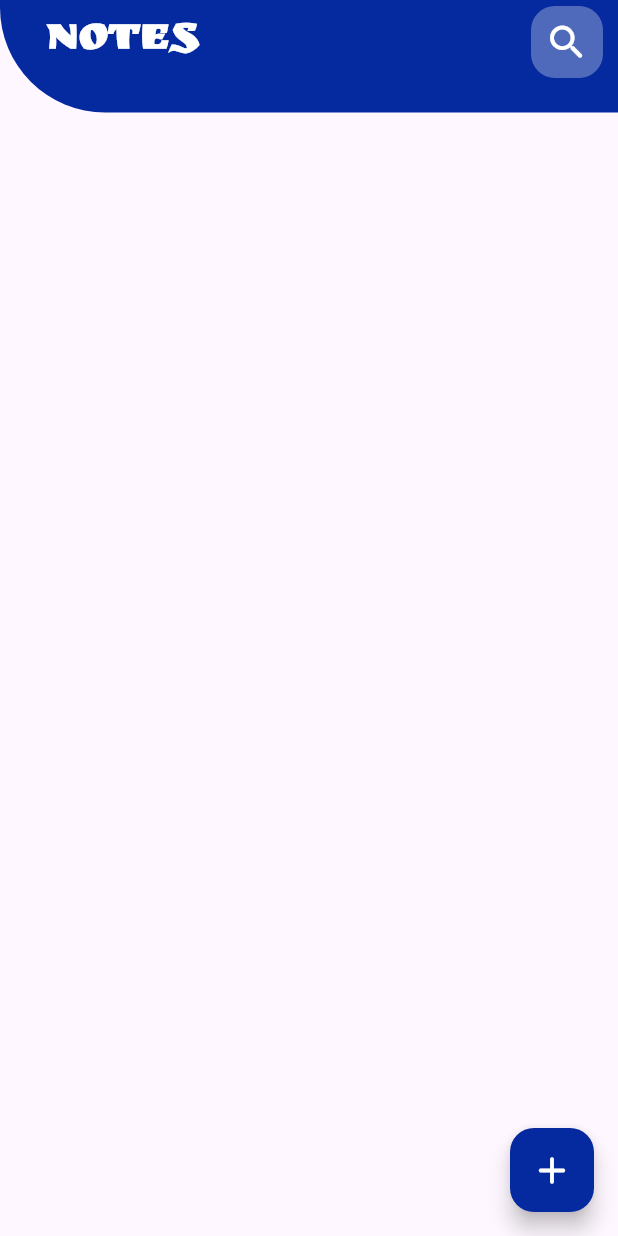
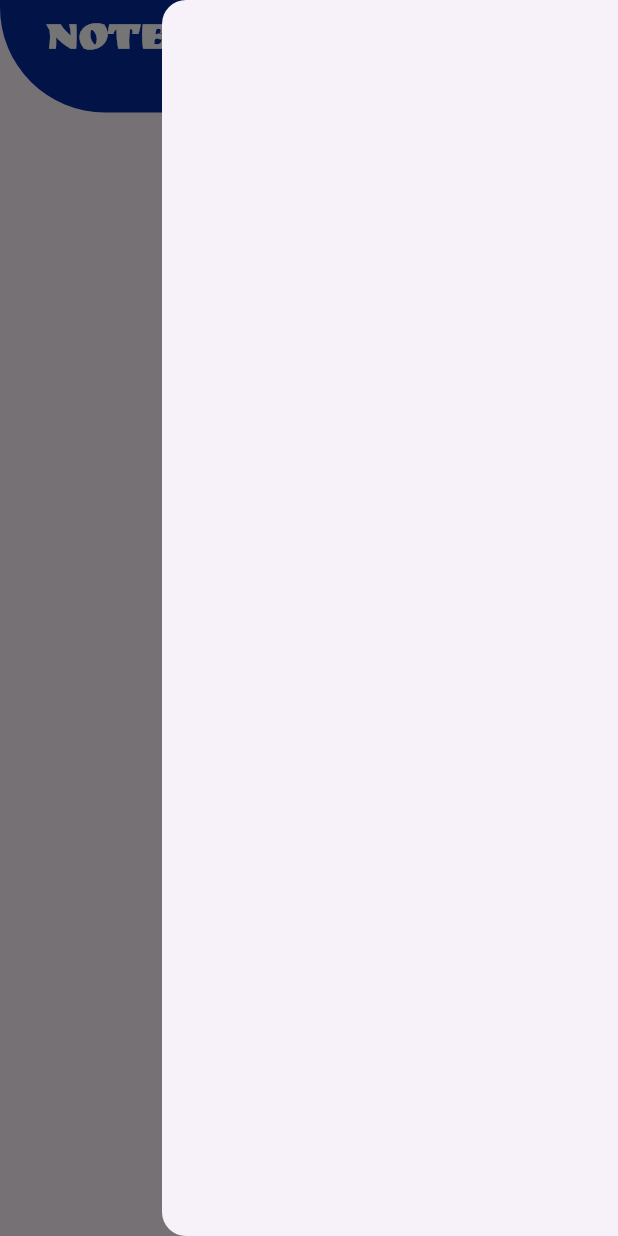
Before and after one commit to hayam-tarek/notes_app, a Flutter app: the screen it shows after launch, with the side drawer open (before the commit the screen has no drawer), on a phone screen of 412 x 824 dp. Run offline on Flutter 3.47's test engine with Material 3 defaults, Android fonts, the phone set to English and light mode, and no system bars; our stand-ins replace bloc, flutter_bloc, hive, hive_flutter; accounts and stored records are empty.

Commit message:
add drawer button

```diff
--- a/lib/views/notes_view.dart
+++ b/lib/views/notes_view.dart
@@ -4,15 +4,24 @@ import 'package:notes_app/widgets/add_note_sheet.dart';
 import 'package:notes_app/widgets/notes_app_bar.dart';
 import 'package:notes_app/widgets/notes_list_view.dart';
 
-class NotesView extends StatelessWidget {
+class NotesView extends StatefulWidget {
   const NotesView({
     super.key,
   });
   static const String id = 'NotesView';
 
   @override
+  State<NotesView> createState() => _NotesViewState();
+}
+
+class _NotesViewState extends State<NotesView> {
+  final GlobalKey<ScaffoldState> scaffoldKey = GlobalKey();
+
+  @override
   Widget build(BuildContext context) {
     return Scaffold(
+      endDrawer: const Drawer(),
+      key: scaffoldKey,
       floatingActionButton: FloatingActionButton(
         backgroundColor: kMainColor,
         child: const Icon(
@@ -36,9 +45,11 @@ class NotesView extends StatelessWidget {
           );
         },
       ),
-      appBar: const PreferredSize(
-        preferredSize: Size.fromHeight(75),
-        child: NotesAppBar(),
+      appBar: PreferredSize(
+        preferredSize: const Size.fromHeight(75),
+        child: NotesAppBar(
+          scaffoldKey: scaffoldKey,
+        ),
       ),
       body: const Padding(
         padding: EdgeInsets.only(
--- a/lib/widgets/notes_app_bar.dart
+++ b/lib/widgets/notes_app_bar.dart
@@ -1,22 +1,29 @@
 import 'package:flutter/material.dart';
 import 'package:notes_app/helper/constant.dart';
+import 'package:notes_app/widgets/custom_icon.dart';
 import 'package:notes_app/widgets/notes_text.dart';
-import 'package:notes_app/widgets/search_icon.dart';
 
 class NotesAppBar extends StatelessWidget {
   const NotesAppBar({
     super.key,
+    required this.scaffoldKey,
   });
+  final GlobalKey<ScaffoldState> scaffoldKey;
 
   @override
   Widget build(BuildContext context) {
     return AppBar(
-      actions: const [
+      actions: [
         Padding(
-          padding: EdgeInsets.only(
+          padding: const EdgeInsets.only(
             right: 10,
           ),
-          child: SearchIcon(),
+          child: CustomIcon(
+            onPressed: () {
+              scaffoldKey.currentState!.openEndDrawer();
+            },
+            icon: Icons.menu,
+          ),
         ),
       ],
       shape: const RoundedRectangleBorder(
--- a/lib/widgets/search_icon.dart
+++ /dev/null
@@ -1,25 +0,0 @@
-import 'package:flutter/material.dart';
-
-class SearchIcon extends StatelessWidget {
-  const SearchIcon({
-    super.key,
-  });
-
-  @override
-  Widget build(BuildContext context) {
-    return Container(
-      decoration: BoxDecoration(
-        color: Colors.white30,
-        borderRadius: BorderRadius.circular(16),
-      ),
-      child: IconButton(
-        onPressed: () {},
-        icon: const Icon(
-          Icons.search_rounded,
-          color: Colors.white,
-          size: 30,
-        ),
-      ),
-    );
-  }
-}
```
